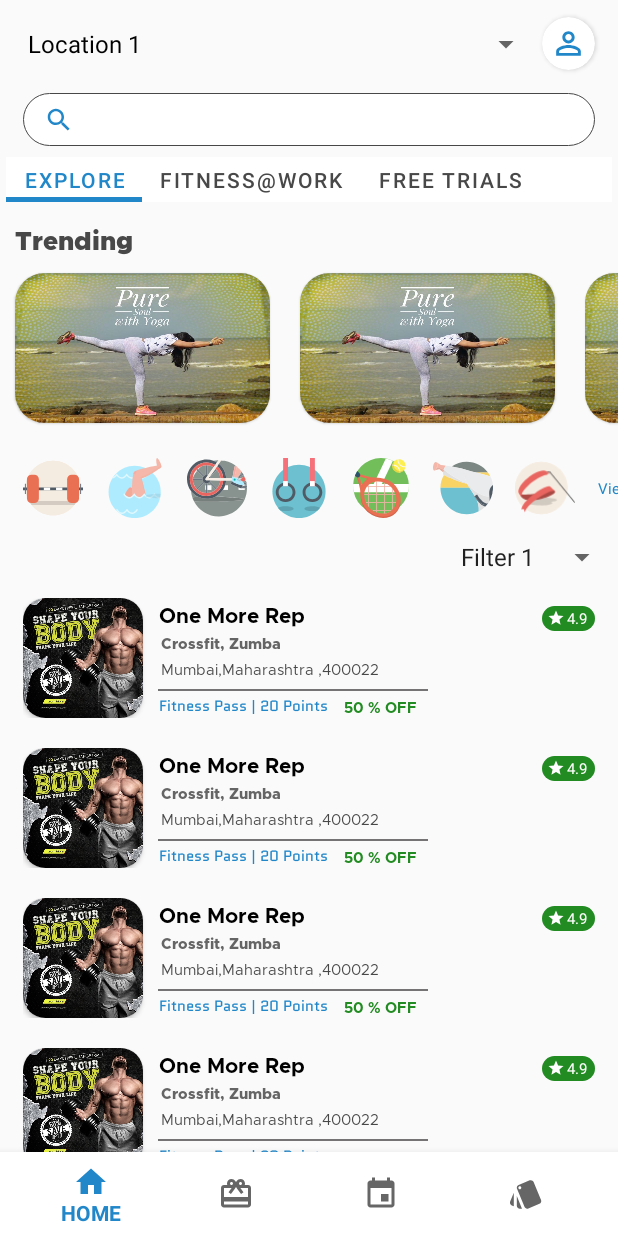
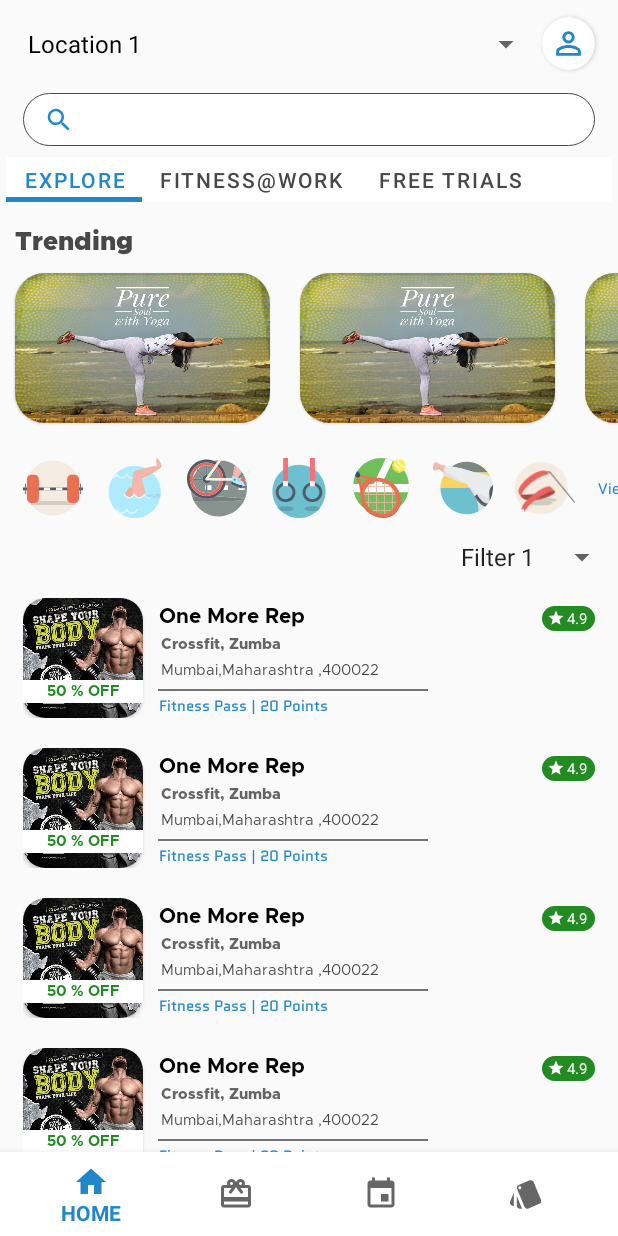
Before and after one commit to rishabh-hub/Fitness2020, an Android app: the screen it shows after launch (MainActivity), on a phone screen of 412 x 824 dp. Run offline under Robolectric (Android 15) with nearby library versions, the phone set to English and light mode, and no system bars.

Commit message:
50% off on image view

```diff
--- a/app/src/main/res/layout/popular_rv_xml.xml
+++ b/app/src/main/res/layout/popular_rv_xml.xml
@@ -100,18 +100,20 @@
             />
 
         <TextView
-            android:layout_width="wrap_content"
-            android:layout_height="wrap_content"
+            android:layout_width="80dp"
+            android:layout_height="15dp"
             android:fontFamily="@font/metropolisbold"
             android:gravity="center"
+            android:textAlignment="center"
             android:id="@+id/popular_rv_xml_recommended"
             android:text="Recommended"
             android:textSize="10sp"
+            android:layout_marginLeft="5dp"
+            android:background="#fff"
             android:textColor="#228b22"
             android:layout_marginTop="1dp"
-            android:layout_marginLeft="10dp"
-            android:layout_alignBottom="@id/popular_rv_xml_points"
-            android:layout_toRightOf="@id/popular_rv_xml_points"
+            android:layout_marginBottom="10dp"
+            android:layout_alignBottom="@id/popular_rv_xml_text"
             />
 
 
```
